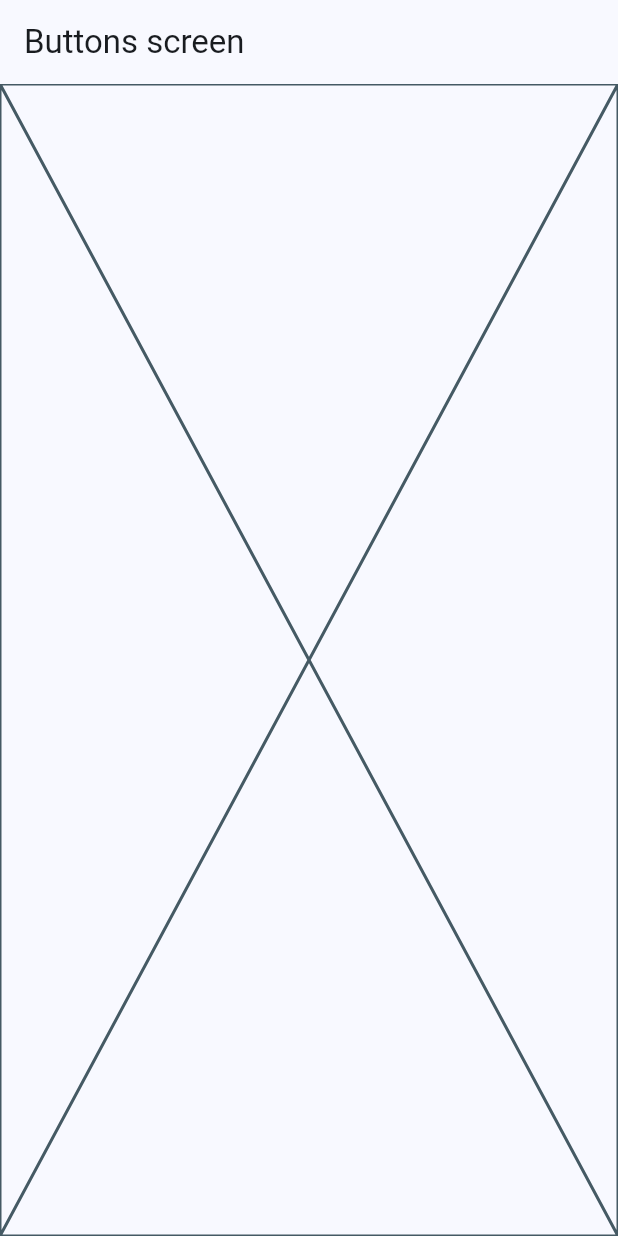
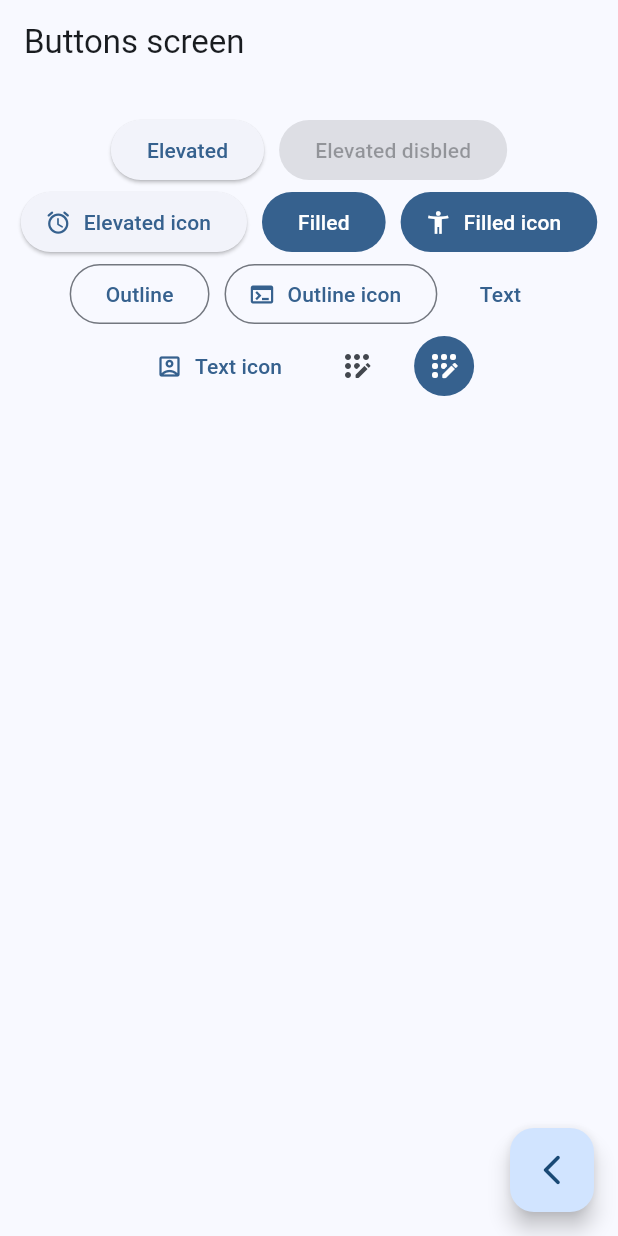
Before and after one commit to nblancoz/widgets_app, a Flutter app: the ButtonsScreen screen opened by its route, on a phone screen of 412 x 824 dp. Run offline on Flutter 3.47's test engine with Material 3 defaults, Android fonts, the phone set to English and light mode, and no system bars; our stand-ins replace go_router.

Commit message:
added diferent buttons

```diff
--- a/lib/presentation/screens/buttons/buttons_screen.dart
+++ b/lib/presentation/screens/buttons/buttons_screen.dart
@@ -1,4 +1,5 @@
 import 'package:flutter/material.dart';
+import 'package:go_router/go_router.dart';
 
 class ButtonsScreen extends StatelessWidget {
   const ButtonsScreen({super.key});
@@ -11,7 +12,88 @@ class ButtonsScreen extends StatelessWidget {
       appBar: AppBar(
         title: const Text('Buttons screen'),
       ),
-      body: const Placeholder(),
+      body: const _ButtonsView(),
+      floatingActionButton: FloatingActionButton(
+        child: const Icon(Icons.arrow_back_ios_new_rounded),
+        onPressed: () {
+          context.pop();
+        },
+      ),
     );
   }
 }
+
+class _ButtonsView extends StatelessWidget {
+  const _ButtonsView();
+
+  @override
+  Widget build(BuildContext context) {
+    final colors = Theme.of(context).colorScheme;
+
+    return SizedBox(
+      width: double.infinity,
+      child: Padding(
+        padding: const EdgeInsets.symmetric(horizontal: 10, vertical: 20),
+        child: Wrap(
+          spacing: 10,
+          alignment: WrapAlignment.center,
+          children: [
+            ElevatedButton(
+              onPressed: () {},
+              child: const Text('Elevated'),
+            ),
+            const ElevatedButton(
+              onPressed: null,
+              child: Text('Elevated disbled'),
+            ),
+            ElevatedButton.icon(
+              onPressed: () {},
+              icon: const Icon(Icons.access_alarm_rounded),
+              label: const Text('Elevated icon'),
+            ),
+            FilledButton(
+              onPressed: () {},
+              child: const Text('Filled'),
+            ),
+            FilledButton.icon(
+              onPressed: () {},
+              icon: const Icon(Icons.accessibility_new),
+              label: const Text('Filled icon'),
+            ),
+            OutlinedButton(
+              onPressed: () {},
+              child: const Text('Outline'),
+            ),
+            OutlinedButton.icon(
+              onPressed: () {},
+              icon: const Icon(Icons.terminal),
+              label: const Text('Outline icon'),
+            ),
+            TextButton(
+              onPressed: () {},
+              child: const Text('Text'),
+            ),
+            TextButton.icon(
+              onPressed: () {},
+              icon: const Icon(Icons.account_box_outlined),
+              label: const Text('Text icon'),
+            ),
+            IconButton(
+              onPressed: () {},
+              icon: const Icon(Icons.app_registration_rounded),
+            ),
+            IconButton(
+              onPressed: () {},
+              icon: const Icon(Icons.app_registration_rounded),
+              style: ButtonStyle(
+                backgroundColor: WidgetStatePropertyAll(colors.primary),
+                iconColor: const WidgetStatePropertyAll(Colors.white),
+              ),
+            ),
+            // ToDo: Custom button
+          ],
+        ),
+      ),
+    );
+  }
+}
```
